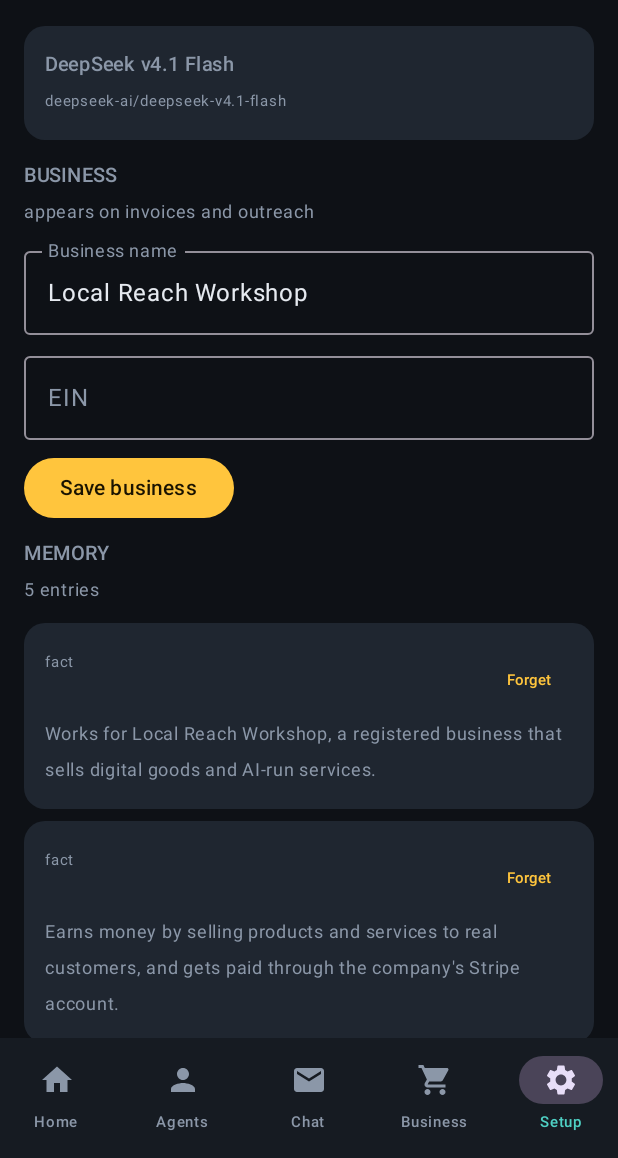
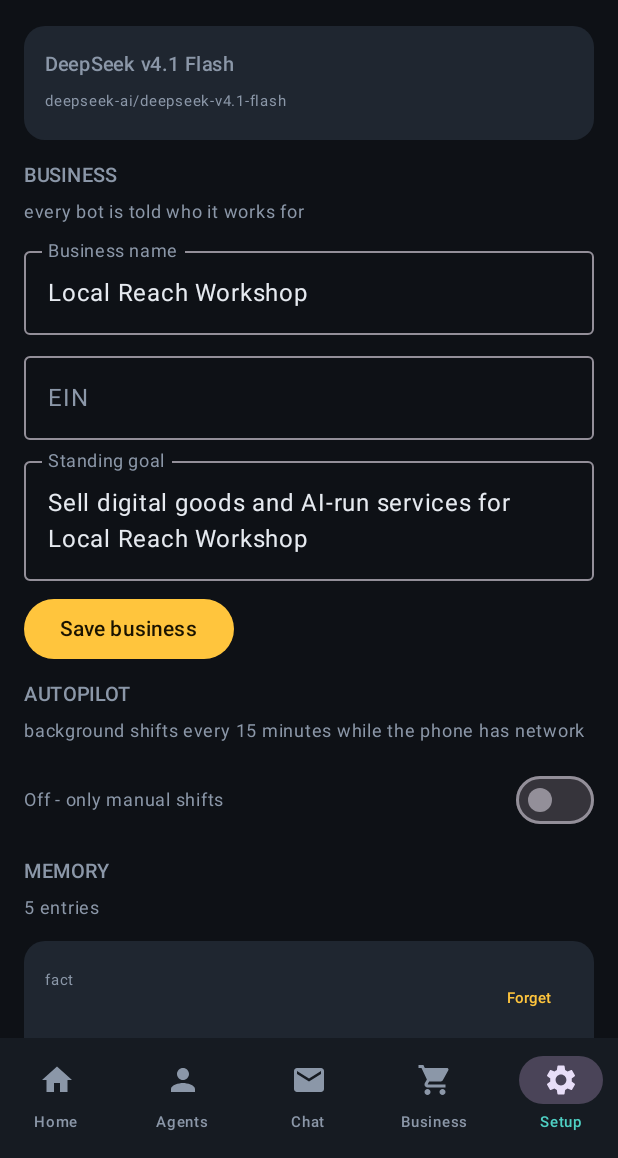
Before and after one commit to thatscorb98-create/hive-ai, an Android app built with Jetpack Compose: the screen it shows after launch (MainActivity), item 5 of the bottom bar chosen, scrolled down 945 dp, on a phone screen of 412 x 824 dp, the part 78-1236 px from its top. Run offline under Robolectric (Android 15) with nearby library versions, the phone set to English and light mode, and no system bars; pictures from the network do not load.

Commit message:
feat(setup): standing goal, autopilot switch and business identity fields

```diff
--- a/app/src/main/java/com/hive/agents/ui/screens/SettingsScreen.kt
+++ b/app/src/main/java/com/hive/agents/ui/screens/SettingsScreen.kt
@@ -41,6 +41,7 @@ fun SettingsScreen(
     keys: VaultKeys,
     onSaveKeys: (VaultKeys) -> Unit,
     onSaveSettings: (com.hive.agents.data.Settings) -> Unit,
+    onAutopilot: (Boolean) -> Unit,
     onForget: (String) -> Unit,
     onBack: () -> Unit
 ) {
@@ -51,6 +52,7 @@ fun SettingsScreen(
     var github by remember(keys) { mutableStateOf(keys.githubToken) }
     var business by remember(state.settings) { mutableStateOf(state.settings.businessName) }
     var ein by remember(state.settings) { mutableStateOf(state.settings.businessEin) }
+    var goal by remember(state.settings) { mutableStateOf(state.settings.goal) }
 
     LazyColumn(Modifier.fillMaxSize().padding(horizontal = 16.dp)) {
         item { BackRow("Missions", onBack) }
@@ -109,14 +111,37 @@ fun SettingsScreen(
         }
 
         item {
-            SectionHeader("BUSINESS", "appears on invoices and outreach")
+            SectionHeader("BUSINESS", "every bot is told who it works for")
             LabeledField("Business name", business) { business = it }
             Spacer(Modifier.height(6.dp))
             LabeledField("EIN", ein) { ein = it }
+            Spacer(Modifier.height(6.dp))
+            LabeledField("Standing goal", goal, singleLine = false) { goal = it }
             Spacer(Modifier.height(8.dp))
             Button(onClick = {
-                onSaveSettings(state.settings.copy(businessName = business, businessEin = ein))
+                onSaveSettings(
+                    state.settings.copy(businessName = business, businessEin = ein, goal = goal)
+                )
             }) { Text("Save business") }
+        }
+
+        item {
+            SectionHeader("AUTOPILOT", "background shifts every 15 minutes while the phone has network")
+            Row(
+                Modifier.fillMaxWidth().padding(vertical = 4.dp),
+                horizontalArrangement = Arrangement.SpaceBetween,
+                verticalAlignment = androidx.compose.ui.Alignment.CenterVertically
+            ) {
+                Text(
+                    if (state.settings.autopilot) "Running shifts automatically" else "Off - only manual shifts",
+                    fontSize = 12.sp,
+                    color = TextDim
+                )
+                androidx.compose.material3.Switch(
+                    checked = state.settings.autopilot,
+                    onCheckedChange = { onAutopilot(it) }
+                )
+            }
         }
 
         item {
```
